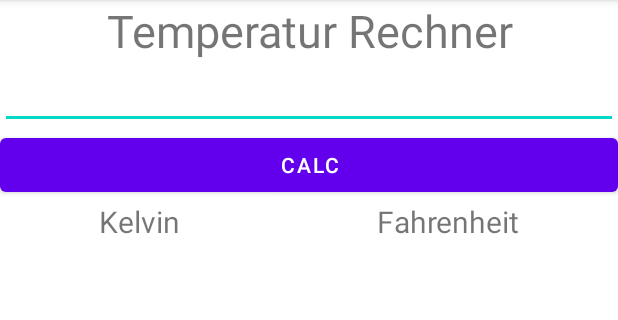
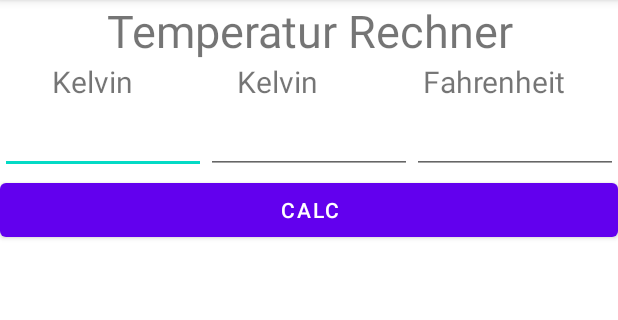
Before and after one commit to lecpab19/TemperaturCalc, an Android app: the screen it shows after launch (MainActivity), on a phone screen of 412 x 824 dp, the part 84-404 px from its top. Run offline under Robolectric (Android 15) with nearby library versions, the phone set to English and light mode, and no system bars; 1 statement that could not run was skipped.

Commit message:
new Layout(more EditTexts)

```diff
--- a/app/src/main/res/layout/activity_main.xml
+++ b/app/src/main/res/layout/activity_main.xml
@@ -16,21 +16,19 @@
         android:text="Temperatur Rechner"
         />
 
-    <EditText
-        android:id="@+id/edInput"
-        android:layout_width="match_parent"
-        android:layout_height="wrap_content"/>
-
-    <Button
-        android:id="@+id/btCalc"
-        android:layout_width="match_parent"
-        android:layout_height="wrap_content"
-        android:text="Calc"
-        />
-
     <LinearLayout
         android:layout_width="match_parent"
         android:layout_height="wrap_content">
+
+        <TextView
+            android:id="@+id/tvTmpC"
+            android:layout_width="wrap_content"
+            android:layout_height="match_parent"
+            android:textAlignment="center"
+            android:textSize="20sp"
+            android:text="Kelvin"
+            android:layout_weight="1"
+            />
 
         <TextView
             android:id="@+id/tvTmpK"
@@ -58,7 +56,16 @@
         android:layout_width="match_parent"
         android:layout_height="wrap_content">
 
-        <TextView
+        <EditText
+            android:id="@+id/tvOutValTempC"
+            android:layout_width="wrap_content"
+            android:layout_height="match_parent"
+            android:textAlignment="center"
+            android:textSize="20sp"
+            android:layout_weight="1"
+            />
+
+        <EditText
             android:id="@+id/tvOutValTempK"
             android:layout_width="wrap_content"
             android:layout_height="match_parent"
@@ -68,7 +75,7 @@
             />
 
 
-        <TextView
+        <EditText
             android:id="@+id/tvOutValTempF"
             android:layout_width="wrap_content"
             android:layout_height="match_parent"
@@ -79,4 +86,11 @@
     </LinearLayout>
 
 
+    <Button
+        android:id="@+id/btCalc"
+        android:layout_width="match_parent"
+        android:layout_height="wrap_content"
+        android:text="Calc"
+        />
+
 </LinearLayout>
```
